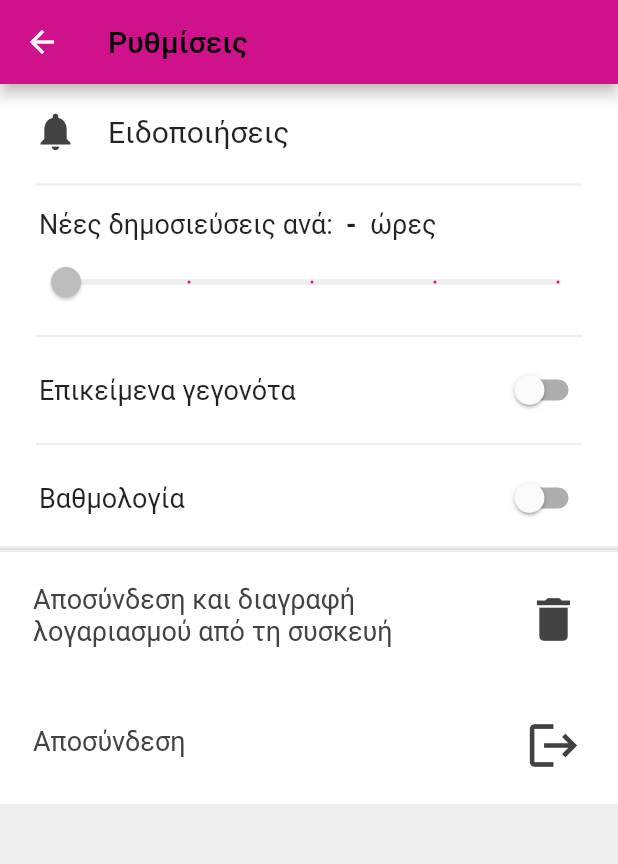
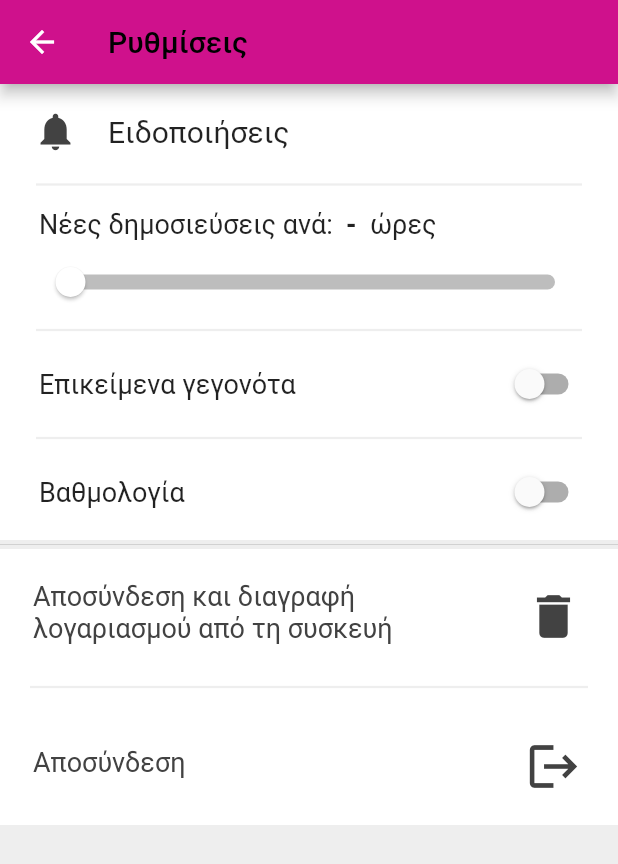
Before and after one commit to giomaroon/open_study, a Flutter app: the SettingsPage screen opened directly, on a phone screen of 412 x 824 dp. Shown: the top 864 px of the screen. Run offline on Flutter 3.47's test engine with Material 2 defaults, Android fonts, the light colour scheme and no system bars; our stand-ins replace flutter_local_notifications, flutter_native_timezone, flutter_secure_storage, flutter_spinkit, rxdart, shared_preferences and 2 more; missing offline and left inert: workmanager; accounts and stored records are empty.

```diff
--- a/lib/Pages/SettingsPage.dart
+++ b/lib/Pages/SettingsPage.dart
@@ -20,25 +20,18 @@ class SettingsPage extends StatefulWidget {
 class _SettingsPageState extends State<SettingsPage> {
 
   bool eventNotif=false;
-  //bool postNotification=false; //TODO int
   bool gradeNotif=false;
   int postNotifTime=0;
-  //bool value = true;
   User? user;
   var db=DBServices.instance;
-  //double value=0;
   Map<int,int> valueFromTime={0:0,4:1,8:2,12:3,24:4};
 
   Future<void> getUserSettings() async {
     user = await db.getUser(id: activeUserId);
-    //print(user!.toMap());
     eventNotif=user!.eventNotification==1
         ? true
         : false;
     postNotifTime=user!.postNotification;
-    // postNotification=user!.postNotification==1
-    //     ? true
-    //     : false;
     gradeNotif=user!.gradeNotification==1
         ? true
         : false;
@@ -73,7 +66,6 @@ class _SettingsPageState extends State<SettingsPage> {
             padding: EdgeInsets.all(4),
             alignment: Alignment.centerLeft,
             color: Colors.white,
-            //height: 80,
             child: Column(
               children: [
                 Padding(
@@ -103,24 +95,6 @@ class _SettingsPageState extends State<SettingsPage> {
                   indent: 20,
                   endIndent: 20,
                 ),
-                // SwitchListTile(
-                //     activeColor: Color(0xFFCF118C),
-                //     tileColor: Colors.white,
-                //     title: Row(
-                //       children: [
-                //         SizedBox(width: 6),
-                //         Text('Νέες δημοσιεύσεις',
-                //           style: TextStyle(
-                //               fontSize: 18
-                //           ),),
-                //       ],
-                //     ),
-                //     value: postNotification,
-                //     onChanged: (val) async {
-                //       setState (() { postNotification = val; });
-                //       await activatePostNotifications(val, user!.id!);
-                //     }
-                // ),
                 Container(
                   color: Colors.white,
                   child: Column(
@@ -134,14 +108,12 @@ class _SettingsPageState extends State<SettingsPage> {
                                 fontSize: 18
                             ),
                           ),
-                          // SizedBox(width: 22),
                           Text(postNotifTime==0
                               ? '-'
                               : postNotifTime.toString(),
                             style: TextStyle(
                               fontSize: 18,
                               fontWeight: FontWeight.bold
-
                             ),
                           ),
                           Text('  ώρες',
@@ -152,22 +124,30 @@ class _SettingsPageState extends State<SettingsPage> {
                         ],
                       ),
                       Container(
-                        padding: EdgeInsets.fromLTRB(14,4,10,4),
+                        padding: EdgeInsets.fromLTRB(14,4,14,0),
+                        child: SliderTheme(
+                          data: SliderThemeData(
+                            activeTrackColor: Color(0xFFCF118C),
+                            inactiveTrackColor: Colors.grey[400],
+                            thumbColor: postNotifTime==0
+                                ? Colors.white
+                                : Color(0xFFCF118C),
+                            trackHeight: 10,
+                            activeTickMarkColor: Color(0xFFCF118C),
+                            inactiveTickMarkColor: Colors.grey[400],
+                          ),
                           child: Slider(
                             min: 0,
                             max: 4,
                             divisions: 4,
                             value: valueFromTime[postNotifTime]!.toDouble(),
-                          //label: hours.round().toString(),
                             onChanged: (a) {
-                            //print(postNotificationTime);
                               setState(() {
                                 postNotifTime=(4*a+a*(a-1)*(a-2)*(a-3)/3).toInt();
-                              //postNotificationTime=a.toInt();
                               });
                             },
                             onChangeEnd: (a) async {
-                            print('done');
+                              print('postnotiftime');
                               print(postNotifTime);
                               await activatePostNotifications(time: postNotifTime);
                               var dbase= await db.database;
@@ -175,13 +155,8 @@ class _SettingsPageState extends State<SettingsPage> {
                                   {'postNotification': postNotifTime,},
                                   where: 'id=?',
                                   whereArgs: [user!.id!]);
-
                             },
-                          activeColor: Color(0xFFCF118C),
-                          thumbColor: postNotifTime==0
-                            ? Colors.grey[400]
-                            : Color(0xFFCF118C),
-                          inactiveColor: Colors.grey[200],
+                          ),
                         ),
                       ),
                     ],
@@ -249,10 +224,12 @@ class _SettingsPageState extends State<SettingsPage> {
               ],
             ),
           ),
-          Divider(height: 4),
+          Divider(height: 6),
           Container(
-            //height: 100,
             color: Colors.white,
+            child: Column(
+              children: [
+                Container(
                   child: Padding(
                     padding: const EdgeInsets.fromLTRB(22,18,22,18),
                     child: Row(
@@ -326,9 +303,13 @@ class _SettingsPageState extends State<SettingsPage> {
                     ),
                   ),
                 ),
+                Divider(
+                  color: Colors.grey[200],
+                  thickness: 1.5,
+                  indent: 20,
+                  endIndent: 20,
+                ),
                 Container(
-            //height: 100,
-            color: Colors.white,
                   child: Padding(
                     padding: const EdgeInsets.fromLTRB(22,18,22,18),
                     child: Row(
@@ -360,6 +341,9 @@ class _SettingsPageState extends State<SettingsPage> {
                     ),
                   ),
                 ),
+              ],
+            ),
+          ),
         ]
       ),
     );
--- a/lib/main.dart
+++ b/lib/main.dart
@@ -39,14 +39,14 @@ void main() async {
   //..... check if app is launched by notification and set initialRoute.......
 
   payload = await notificationServices.getLaunchAppPayload();
-  //print('main payload : '+payload.toString());
+
   if (activeUserId==0) {
     initialRoute='LoginPage';
   } else if (payload==null) {
     initialRoute='/';
   } else if (payload.split(' ').length==2){
     initialRoute = payload.split(' ')[1];
-    //payload='';
+
   }
 
   runApp(MyApp());
```
Also changed, not shown: lib/Pages/LoginPage.dart (+4 -4 lines), lib/Services/BackgroundServices.dart (+4 -72 lines), lib/Services/DataBaseServices.dart (+58 -64 lines). Lines whose indentation alone changed are shown as unchanged.
